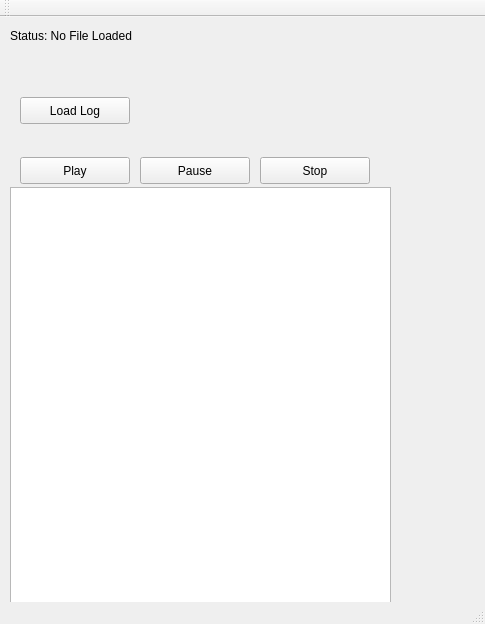
This is mainwindow.ui in fredcooke/emstudio as Qt 5 draws it before an edit. The edited form follows.
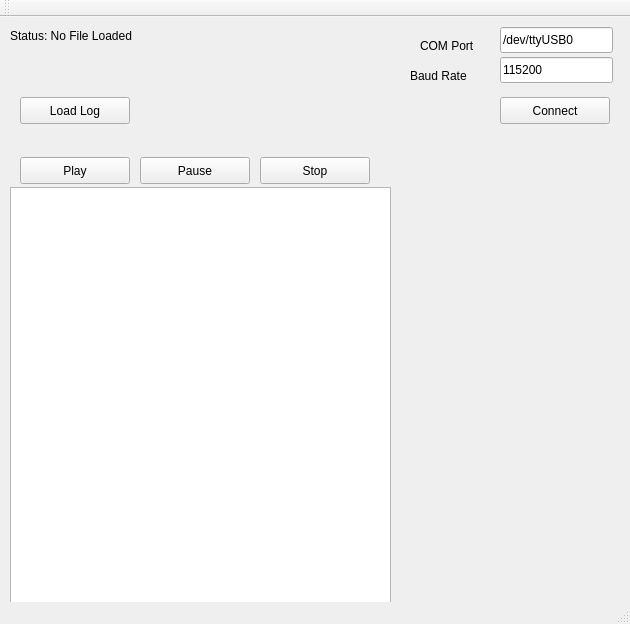
This is the edited form.

Commit message: Changes to make the logger work better Addition of FreeEmsComms class, should allow serial port data retrieval.

Patch:
```diff
--- a/mainwindow.ui
+++ b/mainwindow.ui
@@ -6,7 +6,7 @@
    <rect>
     <x>0</x>
     <y>0</y>
-    <width>485</width>
+    <width>630</width>
     <height>624</height>
    </rect>
   </property>
@@ -89,6 +89,71 @@
      <string>Status: No File Loaded</string>
     </property>
    </widget>
+   <widget class="QLineEdit" name="portNameLineEdit">
+    <property name="geometry">
+     <rect>
+      <x>500</x>
+      <y>10</y>
+      <width>113</width>
+      <height>26</height>
+     </rect>
+    </property>
+    <property name="text">
+     <string>/dev/ttyUSB0</string>
+    </property>
+   </widget>
+   <widget class="QLineEdit" name="baudRateLineEdit">
+    <property name="geometry">
+     <rect>
+      <x>500</x>
+      <y>40</y>
+      <width>113</width>
+      <height>26</height>
+     </rect>
+    </property>
+    <property name="text">
+     <string>115200</string>
+    </property>
+   </widget>
+   <widget class="QLabel" name="label">
+    <property name="geometry">
+     <rect>
+      <x>420</x>
+      <y>20</y>
+      <width>69</width>
+      <height>18</height>
+     </rect>
+    </property>
+    <property name="text">
+     <string>COM Port</string>
+    </property>
+   </widget>
+   <widget class="QLabel" name="label_2">
+    <property name="geometry">
+     <rect>
+      <x>410</x>
+      <y>50</y>
+      <width>69</width>
+      <height>18</height>
+     </rect>
+    </property>
+    <property name="text">
+     <string>Baud Rate</string>
+    </property>
+   </widget>
+   <widget class="QPushButton" name="connectPushButton">
+    <property name="geometry">
+     <rect>
+      <x>500</x>
+      <y>80</y>
+      <width>110</width>
+      <height>27</height>
+     </rect>
+    </property>
+    <property name="text">
+     <string>Connect</string>
+    </property>
+   </widget>
   </widget>
   <widget class="QMenuBar" name="menuBar">
    <property name="geometry">
```
Left out of the diff: 2 changed lines with no effect on the pictures. The commit also changes 7 other files.
